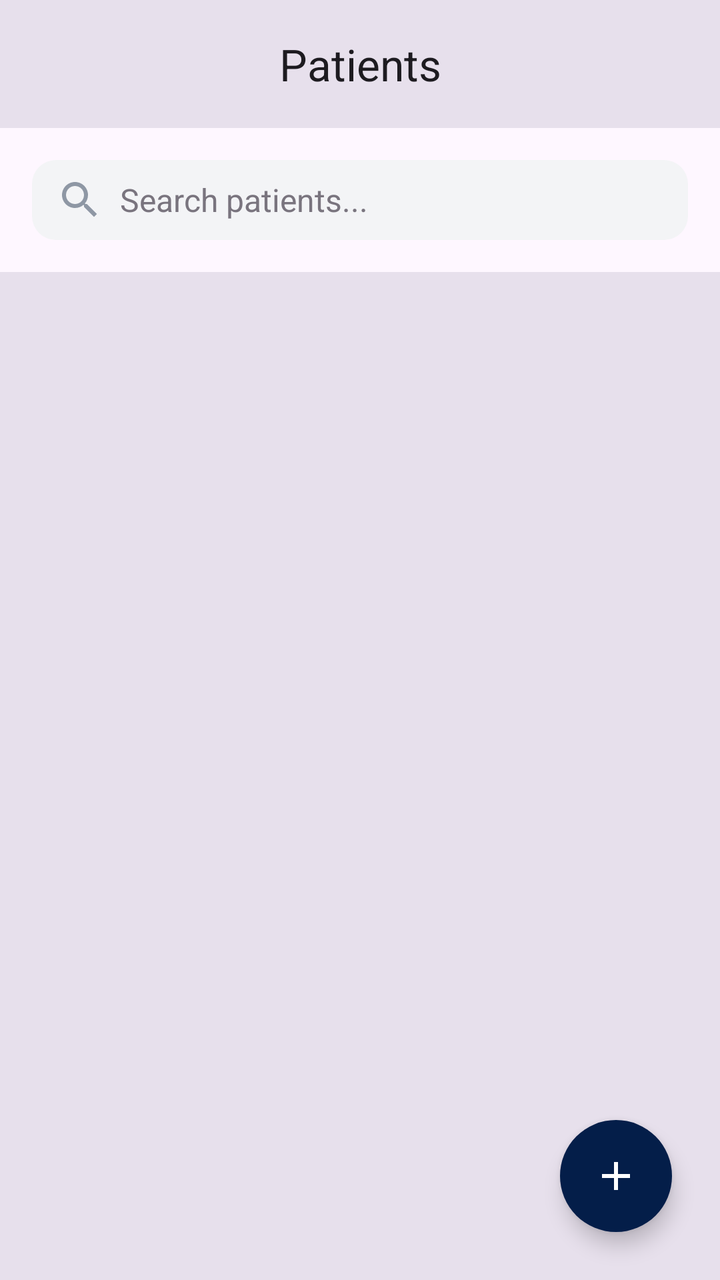
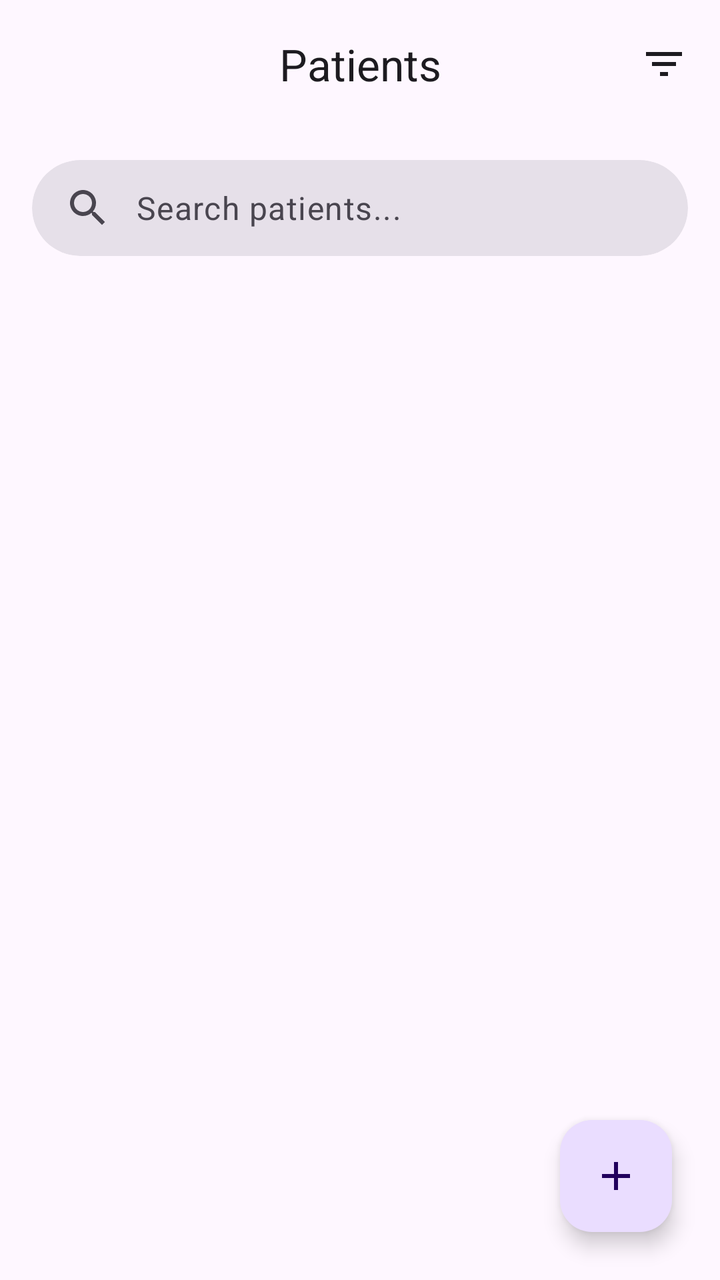

Two renders of the same Android screen: before a commit and after it. Below are the layout's source before the change and the commit's diff.
<!-- AndroidManifest.xml: application theme Theme.Healthcare_app -->
<!-- res/layout/activity_patients.xml -->
<?xml version="1.0" encoding="utf-8"?>
<androidx.drawerlayout.widget.DrawerLayout xmlns:android="http://schemas.android.com/apk/res/android"
    xmlns:app="http://schemas.android.com/apk/res-auto"
    android:id="@+id/drawerLayout"
    android:layout_width="match_parent"
    android:layout_height="match_parent"
    android:fitsSystemWindows="true">

    <androidx.coordinatorlayout.widget.CoordinatorLayout
        android:layout_width="match_parent"
        android:layout_height="match_parent"
        android:background="?attr/colorSurfaceVariant"
        android:fitsSystemWindows="true">

        <com.google.android.material.appbar.AppBarLayout
            android:layout_width="match_parent"
            android:layout_height="wrap_content"
            android:background="@android:color/transparent"
            app:elevation="0dp">

            <com.google.android.material.appbar.MaterialToolbar
                android:id="@+id/topAppBar"
                android:layout_width="match_parent"
                android:layout_height="?attr/actionBarSize"
                app:title="Patients"
                app:titleCentered="true"
                app:titleTextColor="?attr/colorOnSurface" />

        </com.google.android.material.appbar.AppBarLayout>

        <LinearLayout
            android:layout_width="match_parent"
            android:layout_height="match_parent"
            android:orientation="vertical"
            app:layout_behavior="@string/appbar_scrolling_view_behavior">

            <LinearLayout
                android:layout_width="match_parent"
                android:layout_height="wrap_content"
                android:background="?attr/colorSurface"
                android:padding="16dp">

                <LinearLayout
                    android:layout_width="match_parent"
                    android:layout_height="wrap_content"
                    android:background="@drawable/bg_search_bar"
                    android:gravity="center_vertical"
                    android:orientation="horizontal"
                    android:paddingHorizontal="12dp"
                    android:paddingVertical="8dp">

                    <ImageView
                        android:layout_width="wrap_content"
                        android:layout_height="wrap_content"
                        android:src="@drawable/ic_search" />

                    <EditText
                        android:id="@+id/editSearch"
                        android:layout_width="match_parent"
                        android:layout_height="wrap_content"
                        android:layout_marginStart="8dp"
                        android:background="@null"
                        android:hint="Search patients..."
                        android:inputType="textPersonName"
                        android:textColor="?attr/colorOnSurface"
                        android:textColorHint="?attr/colorOutline"
                        android:textSize="16sp" />
                </LinearLayout>
            </LinearLayout>

            <androidx.recyclerview.widget.RecyclerView
                android:id="@+id/recyclerPatients"
                android:layout_width="match_parent"
                android:layout_height="match_parent"
                android:clipToPadding="false"
                android:paddingTop="8dp"
                android:paddingBottom="88dp" />
        </LinearLayout>

        <com.google.android.material.floatingactionbutton.FloatingActionButton
            android:id="@+id/fabAddPatient"
            android:layout_width="wrap_content"
            android:layout_height="wrap_content"
            android:layout_gravity="bottom|end"
            android:layout_margin="24dp"
            android:src="@drawable/ic_plus"
            app:backgroundTint="@color/avatar_text_blue"
            app:shapeAppearanceOverlay="@style/ShapeAppearance.Material3.Corner.Full"
            app:tint="@android:color/white" />

    </androidx.coordinatorlayout.widget.CoordinatorLayout>

    <androidx.constraintlayout.widget.ConstraintLayout
        android:layout_width="320dp"
        android:layout_height="match_parent"
        android:layout_gravity="start"
        android:background="@color/sidebar_background"
        android:fitsSystemWindows="true">

        <com.google.android.material.navigation.NavigationView
            android:id="@+id/navigationView"
            android:layout_width="match_parent"
            android:layout_height="0dp"
            android:background="@android:color/transparent"
            app:headerLayout="@layout/nav_header"
            app:itemBackground="@drawable/nav_item_background"
            app:itemIconPadding="24dp"
            app:itemIconTint="@color/nav_item_color"
            app:itemTextAppearance="@style/CustomNavItemText"
            app:itemTextColor="@color/nav_item_color"
            app:itemVerticalPadding="16dp"
            app:layout_constraintBottom_toTopOf="@+id/btnSignOut"
            app:layout_constraintTop_toTopOf="parent"
            app:menu="@menu/sidebar_menu" />

        <LinearLayout
            android:id="@+id/btnSignOut"
            android:layout_width="match_parent"
            android:layout_height="wrap_content"
            android:background="?attr/selectableItemBackground"
            android:gravity="center_vertical"
            android:orientation="horizontal"
            android:padding="24dp"
            app:layout_constraintBottom_toBottomOf="parent">

            <ImageView
                android:layout_width="24dp"
                android:layout_height="24dp"
                android:src="@drawable/ic_logout_red" />

            <TextView
                android:layout_width="wrap_content"
                android:layout_height="wrap_content"
                android:layout_marginStart="24dp"
                android:text="Sign Out"
                android:textColor="#D32F2F"
                android:textSize="16sp"
                android:textStyle="bold" />
        </LinearLayout>

    </androidx.constraintlayout.widget.ConstraintLayout>

</androidx.drawerlayout.widget.DrawerLayout>
<!-- res/layout/nav_header.xml (included above) -->
<?xml version="1.0" encoding="utf-8"?>
<LinearLayout xmlns:android="http://schemas.android.com/apk/res/android"
    xmlns:app="http://schemas.android.com/apk/res-auto"
    android:layout_width="match_parent"
    android:layout_height="wrap_content"
    android:orientation="vertical"
    android:paddingTop="48dp">

    <TextView
        android:id="@+id/sidebarTitle"
        android:layout_width="match_parent"
        android:layout_height="wrap_content"
        android:paddingHorizontal="24dp"
        android:paddingBottom="24dp"
        android:text="HEALTHCARE_APP"
        android:textAppearance="?attr/textAppearanceTitleLarge"
        android:textStyle="bold" />

    <com.google.android.material.divider.MaterialDivider
        android:layout_width="match_parent"
        android:layout_height="wrap_content"
        android:layout_marginBottom="8dp"
        app:dividerColor="?attr/colorOutlineVariant" />

</LinearLayout>
<!-- resources referenced by this layout -->
<resources>
  <color name="avatar_text_blue">#041E49</color>
  <color name="sidebar_background">#FAFAFF</color>
  <!-- drawable bg_search_bar (drawable) -->
  <?xml version="1.0" encoding="utf-8"?>
  <shape xmlns:android="http://schemas.android.com/apk/res/android">
      <solid android:color="@color/search_bg" />
      <corners android:radius="12dp" />
  </shape>
  <!-- drawable ic_logout_red (drawable) -->
  <vector xmlns:android="http://schemas.android.com/apk/res/android"
      android:width="24dp" android:height="24dp"
      android:viewportWidth="24" android:viewportHeight="24">
      <path android:fillColor="#D32F2F" android:pathData="M10.09,15.59L11.5,17l5,-5 -5,-5 -1.41,1.41L12.67,11H3v2h9.67l-2.58,2.59zM19,3H5c-1.11,0 -2,0.9 -2,2v4h2V5h14v14H5v-4H3v4c0,1.1 0.89,2 2,2h14c1.1,0 2,-0.9 2,-2V5c0,-1.1 -0.9,-2 -2,-2z"/>
  </vector>
  <!-- drawable ic_plus (drawable) -->
  <vector xmlns:android="http://schemas.android.com/apk/res/android"
      android:width="24dp"
      android:height="24dp"
      android:viewportWidth="24"
      android:viewportHeight="24">
      <path
          android:fillColor="#000000"
          android:pathData="M19,13h-6v6h-2v-6H5v-2h6V5h2v6h6v2z"/>
  </vector>
  <!-- drawable ic_search (drawable) -->
  <vector xmlns:android="http://schemas.android.com/apk/res/android"
      android:width="24dp"
      android:height="24dp"
      android:viewportWidth="24"
      android:viewportHeight="24"
      android:tint="#8E97A4">
      <path
          android:fillColor="@android:color/white"
          android:pathData="M15.5,14h-0.79l-0.28,-0.27C15.41,12.59 16,11.11 16,9.5 16,5.91 13.09,3 9.5,3S3,5.91 3,9.5 5.91,16 9.5,16c1.61,0 3.09,-0.59 4.23,-1.57l0.27,0.28v0.79l5,4.99L20.49,19l-4.99,-5zM9.5,14C7.01,14 5,11.99 5,9.5S7.01,5 9.5,5 14,7.01 14,9.5 11.99,14 9.5,14z"/>
  </vector>
  <!-- drawable nav_item_background (drawable) -->
  <?xml version="1.0" encoding="utf-8"?>
  <selector xmlns:android="http://schemas.android.com/apk/res/android">
      <item android:state_checked="true">
          <shape android:shape="rectangle">
              <solid android:color="@color/sidebar_item_active_bg" />
              <corners android:radius="28dp" />
          </shape>
      </item>
      <item android:drawable="@android:color/transparent" />
  </selector>
  <style name="CustomNavItemText" parent="TextAppearance.Material3.BodyLarge">
          <item name="android:textSize">16sp</item>
          <item name="android:textStyle">bold</item>
      </style>
  <style name="Theme.Healthcare_app" parent="Base.Theme.Healthcare_app" />
  <color name="search_bg">#F3F4F6</color>
  <color name="sidebar_item_active_bg">#F0E8FF</color>
  <style name="Base.Theme.Healthcare_app" parent="Theme.Material3.DayNight.NoActionBar">
      </style>
</resources>

<!-- the commit's change to res/layout/activity_patients.xml (unified diff, before → after) -->
@@ -9,7 +9,6 @@
     <androidx.coordinatorlayout.widget.CoordinatorLayout
         android:layout_width="match_parent"
         android:layout_height="match_parent"
-        android:background="?attr/colorSurfaceVariant"
         android:fitsSystemWindows="true">
 
         <com.google.android.material.appbar.AppBarLayout
@@ -23,8 +22,19 @@
                 android:layout_width="match_parent"
                 android:layout_height="?attr/actionBarSize"
                 app:title="Patients"
-                app:titleCentered="true"
-                app:titleTextColor="?attr/colorOnSurface" />
+                app:titleCentered="true">
+
+                <ImageView
+                    android:id="@+id/btnToolbarFilter"
+                    android:layout_width="wrap_content"
+                    android:layout_height="wrap_content"
+                    android:layout_gravity="end"
+                    android:padding="16dp"
+                    android:background="?attr/selectableItemBackgroundBorderless"
+                    android:src="@drawable/ic_filter"
+                    app:tint="?attr/colorOnSurface" />
+
+            </com.google.android.material.appbar.MaterialToolbar>
 
         </com.google.android.material.appbar.AppBarLayout>
 
@@ -37,35 +47,43 @@
             <LinearLayout
                 android:layout_width="match_parent"
                 android:layout_height="wrap_content"
-                android:background="?attr/colorSurface"
                 android:padding="16dp">
 
-                <LinearLayout
+                <com.google.android.material.card.MaterialCardView
                     android:layout_width="match_parent"
                     android:layout_height="wrap_content"
-                    android:background="@drawable/bg_search_bar"
-                    android:gravity="center_vertical"
-                    android:orientation="horizontal"
-                    android:paddingHorizontal="12dp"
-                    android:paddingVertical="8dp">
+                    app:cardElevation="0dp"
+                    app:cardBackgroundColor="?attr/colorSurfaceContainerHighest"
+                    app:cardCornerRadius="24dp"
+                    app:strokeWidth="0dp">
 
-                    <ImageView
-                        android:layout_width="wrap_content"
-                        android:layout_height="wrap_content"
-                        android:src="@drawable/ic_search" />
-
-                    <EditText
-                        android:id="@+id/editSearch"
+                    <LinearLayout
                         android:layout_width="match_parent"
                         android:layout_height="wrap_content"
-                        android:layout_marginStart="8dp"
-                        android:background="@null"
-                        android:hint="Search patients..."
-                        android:inputType="textPersonName"
-                        android:textColor="?attr/colorOnSurface"
-                        android:textColorHint="?attr/colorOutline"
-                        android:textSize="16sp" />
-                </LinearLayout>
+                        android:gravity="center_vertical"
+                        android:orientation="horizontal"
+                        android:paddingHorizontal="16dp"
+                        android:paddingVertical="12dp">
+
+                        <ImageView
+                            android:layout_width="24dp"
+                            android:layout_height="24dp"
+                            android:src="@drawable/ic_search"
+                            app:tint="?attr/colorOnSurfaceVariant" />
+
+                        <EditText
+                            android:id="@+id/editSearch"
+                            android:layout_width="match_parent"
+                            android:layout_height="wrap_content"
+                            android:layout_marginStart="12dp"
+                            android:background="@null"
+                            android:hint="Search patients..."
+                            android:inputType="textPersonName"
+                            android:textAppearance="?attr/textAppearanceBodyLarge"
+                            android:textColor="?attr/colorOnSurface"
+                            android:textColorHint="?attr/colorOnSurfaceVariant" />
+                    </LinearLayout>
+                </com.google.android.material.card.MaterialCardView>
             </LinearLayout>
 
             <androidx.recyclerview.widget.RecyclerView
@@ -73,7 +91,6 @@
                 android:layout_width="match_parent"
                 android:layout_height="match_parent"
                 android:clipToPadding="false"
-                android:paddingTop="8dp"
                 android:paddingBottom="88dp" />
         </LinearLayout>
 
@@ -83,10 +100,7 @@
             android:layout_height="wrap_content"
             android:layout_gravity="bottom|end"
             android:layout_margin="24dp"
-            android:src="@drawable/ic_plus"
-            app:backgroundTint="@color/avatar_text_blue"
-            app:shapeAppearanceOverlay="@style/ShapeAppearance.Material3.Corner.Full"
-            app:tint="@android:color/white" />
+            android:src="@drawable/ic_plus" />
 
     </androidx.coordinatorlayout.widget.CoordinatorLayout>
 
@@ -94,7 +108,7 @@
         android:layout_width="320dp"
         android:layout_height="match_parent"
         android:layout_gravity="start"
-        android:background="@color/sidebar_background"
+        android:background="?attr/colorSurfaceContainer"
         android:fitsSystemWindows="true">
 
         <com.google.android.material.navigation.NavigationView
@@ -133,9 +147,8 @@
                 android:layout_height="wrap_content"
                 android:layout_marginStart="24dp"
                 android:text="Sign Out"
-                android:textColor="#D32F2F"
-                android:textSize="16sp"
-                android:textStyle="bold" />
+                android:textColor="?attr/colorError"
+                android:textAppearance="?attr/textAppearanceTitleSmall" />
         </LinearLayout>
 
     </androidx.constraintlayout.widget.ConstraintLayout>
<!-- resource entries referenced after the edit -->
@@ -1,13 +1,16 @@
 <!-- resources referenced by this layout -->
 <resources>
-  <color name="avatar_text_blue">#041E49</color>
-  <color name="sidebar_background">#FAFAFF</color>
-  <!-- drawable bg_search_bar (drawable) -->
-  <?xml version="1.0" encoding="utf-8"?>
-  <shape xmlns:android="http://schemas.android.com/apk/res/android">
-      <solid android:color="@color/search_bg" />
-      <corners android:radius="12dp" />
-  </shape>
+  <!-- drawable ic_filter (drawable) -->
+  <vector xmlns:android="http://schemas.android.com/apk/res/android"
+      android:width="24dp"
+      android:height="24dp"
+      android:viewportWidth="24"
+      android:viewportHeight="24"
+      android:tint="?attr/colorControlNormal">
+      <path
+          android:fillColor="@android:color/white"
+          android:pathData="M10,18h4v-2h-4v2zM3,6v2h18L21,6L3,6zM6,13h12v-2L6,11v2z"/>
+  </vector>
   <!-- drawable ic_logout_red (drawable) -->
   <vector xmlns:android="http://schemas.android.com/apk/res/android"
       android:width="24dp" android:height="24dp"
@@ -51,7 +54,6 @@
           <item name="android:textStyle">bold</item>
       </style>
   <style name="Theme.Healthcare_app" parent="Base.Theme.Healthcare_app" />
-  <color name="search_bg">#F3F4F6</color>
   <color name="sidebar_item_active_bg">#F0E8FF</color>
   <style name="Base.Theme.Healthcare_app" parent="Theme.Material3.DayNight.NoActionBar">
       </style>
